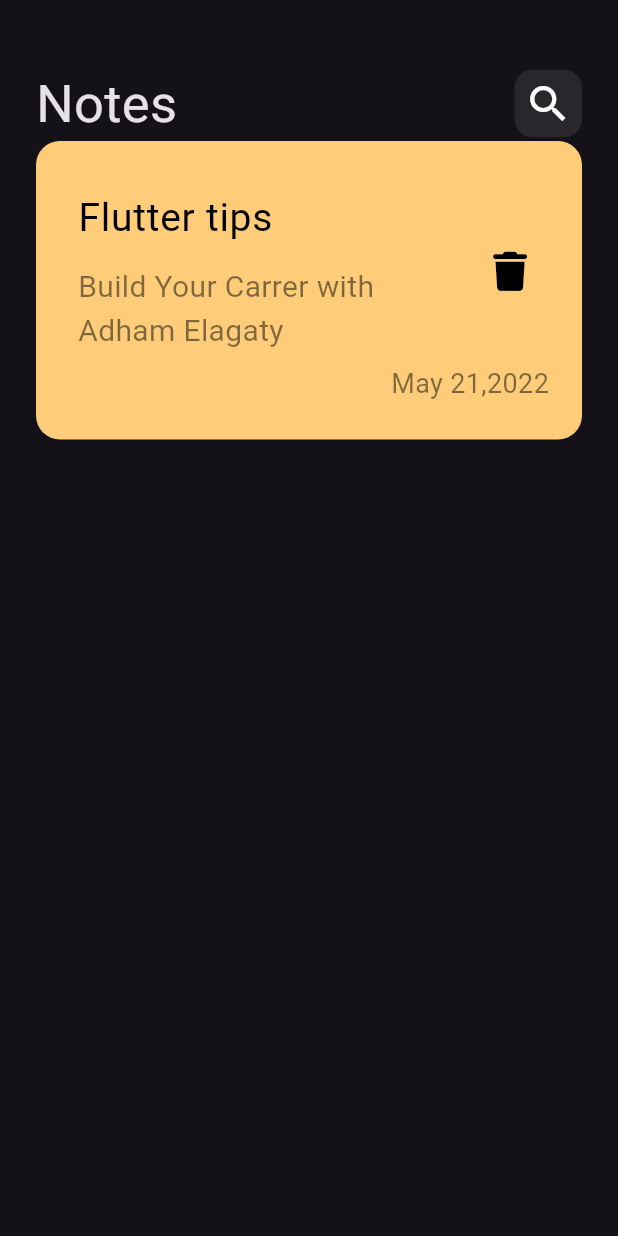
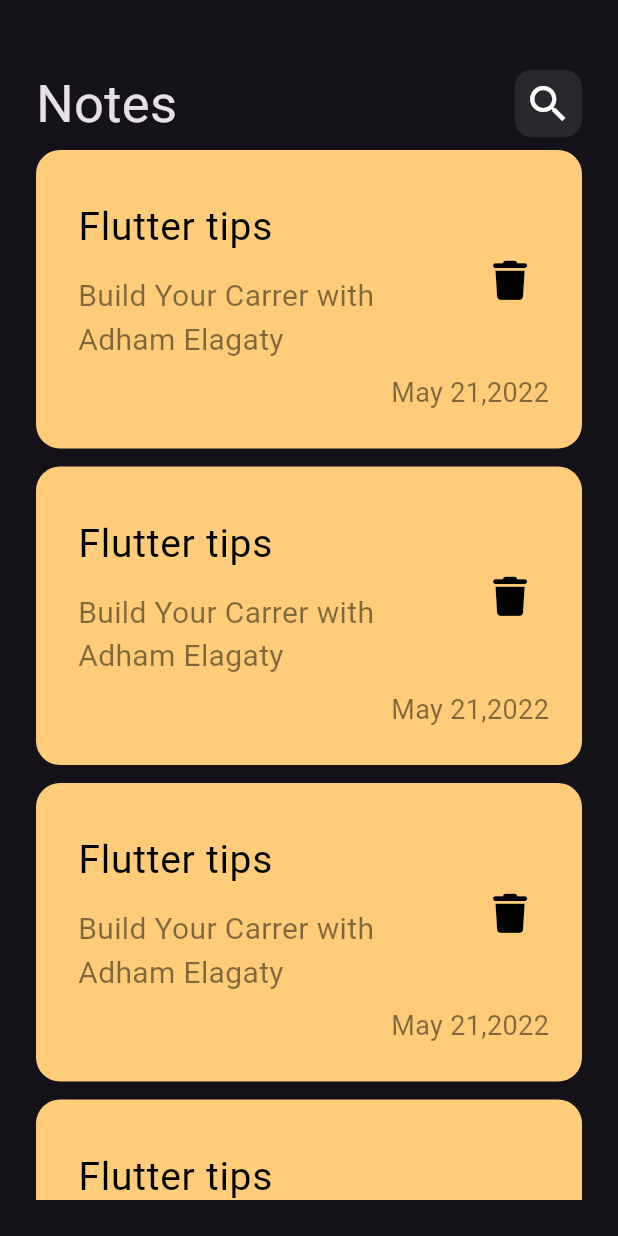
Before and after one commit to AdhamElagaty/Notes_App, a Flutter app: the screen it shows after launch, on a phone screen of 412 x 824 dp. Run offline on Flutter 3.47's test engine with Material 3 defaults, Android fonts, the phone set to English and light mode, and no system bars; our stand-ins replace font_awesome_flutter.

Commit message:
create list of item widget

```diff
--- a/lib/views/widgets/note_item.dart
+++ b/lib/views/widgets/note_item.dart
@@ -6,7 +6,11 @@ class NoteItem extends StatelessWidget {
 
   @override
   Widget build(BuildContext context) {
-    return Container(
+    return Padding(
+      padding: const EdgeInsets.symmetric(
+        vertical: 6,
+      ),
+      child: Container(
         padding: const EdgeInsets.only(
           top: 24,
           bottom: 24,
@@ -62,6 +66,7 @@ class NoteItem extends StatelessWidget {
             ),
           ],
         ),
+      ),
     );
   }
 }
--- /dev/null
+++ b/lib/views/widgets/notes_list.dart
@@ -0,0 +1,15 @@
+import 'package:flutter/material.dart';
+import 'package:notes_app/views/widgets/note_item.dart';
+
+class NotesList extends StatelessWidget {
+  const NotesList({super.key});
+
+  @override
+  Widget build(BuildContext context) {
+    return ListView.builder(
+      padding: const EdgeInsets.all(0),
+      itemCount: 5,
+      itemBuilder: (context, index) => const NoteItem(),
+    );
+  }
+}
--- a/lib/views/widgets/notes_view_body.dart
+++ b/lib/views/widgets/notes_view_body.dart
@@ -1,6 +1,6 @@
 import 'package:flutter/material.dart';
 import 'package:notes_app/views/widgets/custome_abb_bar.dart';
-import 'package:notes_app/views/widgets/note_item.dart';
+import 'package:notes_app/views/widgets/notes_list.dart';
 
 class NotesViewBody extends StatelessWidget {
   const NotesViewBody({super.key});
@@ -15,7 +15,9 @@ class NotesViewBody extends StatelessWidget {
             height: 20,
           ),
           CustomeAppBar(),
-          NoteItem(),
+          Expanded(
+            child: NotesList(),
+          ),
         ],
       ),
     );
```
Lines whose indentation alone changed are shown as unchanged.
